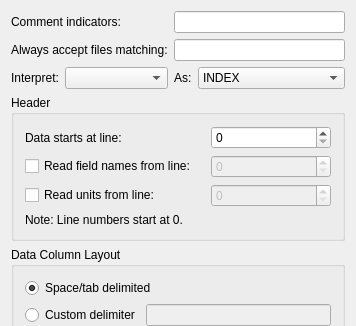
Kst-plot/kst, file src/datasources/ascii/asciiconfig.ui: the form before one commit; both pictures show x 0 to 356 and y 0 to 326 of the 356 by 529 pixel window.
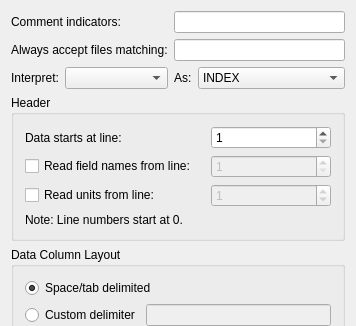
The form after the commit.

Commit message: line numbers start at 1 in the dialog, internal we start at 0

Patch:
```diff
--- a/src/datasources/ascii/asciiconfig.ui
+++ b/src/datasources/ascii/asciiconfig.ui
@@ -150,6 +150,9 @@
           <verstretch>0</verstretch>
          </sizepolicy>
         </property>
+        <property name="minimum">
+         <number>1</number>
+        </property>
         <property name="maximum">
          <number>9999999</number>
         </property>
@@ -173,6 +176,9 @@
           <verstretch>0</verstretch>
          </sizepolicy>
         </property>
+        <property name="minimum">
+         <number>1</number>
+        </property>
         <property name="maximum">
          <number>9999999</number>
         </property>
@@ -199,6 +205,9 @@
         <property name="maximum">
          <number>9999999</number>
         </property>
+        <property name="value">
+         <number>1</number>
+        </property>
        </widget>
       </item>
       <item row="3" column="0">
```
The commit also changes 2 other files.
